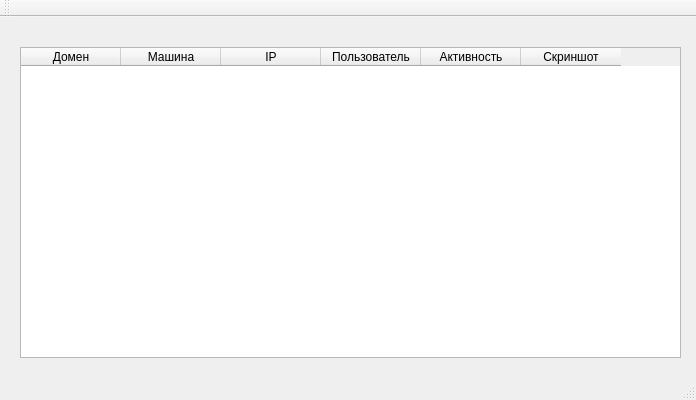
Old version of the form Server/QtWidgetsApplication.ui in the repository semens901/BigEye2.
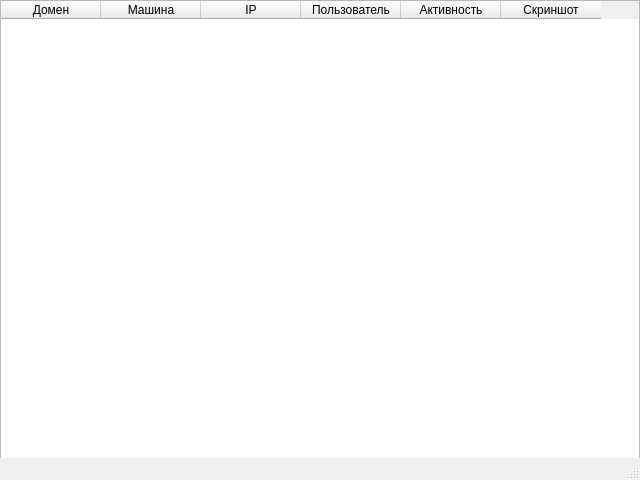
New version of the form.

```diff
--- a/Server/QtWidgetsApplication.ui
+++ b/Server/QtWidgetsApplication.ui
@@ -6,10 +6,28 @@
    <rect>
     <x>0</x>
     <y>0</y>
-    <width>696</width>
-    <height>400</height>
+    <width>640</width>
+    <height>480</height>
    </rect>
   </property>
+  <property name="sizePolicy">
+   <sizepolicy hsizetype="Fixed" vsizetype="Fixed">
+    <horstretch>0</horstretch>
+    <verstretch>0</verstretch>
+   </sizepolicy>
+  </property>
+  <property name="minimumSize">
+   <size>
+    <width>640</width>
+    <height>480</height>
+   </size>
+  </property>
+  <property name="maximumSize">
+   <size>
+    <width>640</width>
+    <height>480</height>
+   </size>
+  </property>
   <property name="windowTitle">
    <string>QtWidgetsApplication</string>
   </property>
@@ -17,12 +35,18 @@
    <widget class="QTableWidget" name="tableWidget">
     <property name="geometry">
      <rect>
-      <x>20</x>
-      <y>30</y>
-      <width>661</width>
-      <height>311</height>
+      <x>0</x>
+      <y>0</y>
+      <width>640</width>
+      <height>480</height>
      </rect>
     </property>
+    <property name="sizePolicy">
+     <sizepolicy hsizetype="Fixed" vsizetype="Fixed">
+      <horstretch>0</horstretch>
+      <verstretch>0</verstretch>
+     </sizepolicy>
+    </property>
     <column>
      <property name="text">
       <string>Домен</string>
@@ -55,24 +79,6 @@
     </column>
    </widget>
   </widget>
-  <widget class="QToolBar" name="mainToolBar">
-   <attribute name="toolBarArea">
-    <enum>TopToolBarArea</enum>
-   </attribute>
-   <attribute name="toolBarBreak">
-    <bool>false</bool>
-   </attribute>
-  </widget>
-  <widget class="QMenuBar" name="menuBar">
-   <property name="geometry">
-    <rect>
-     <x>0</x>
-     <y>0</y>
-     <width>696</width>
-     <height>22</height>
-    </rect>
-   </property>
-  </widget>
   <widget class="QStatusBar" name="statusBar"/>
  </widget>
  <layoutdefault spacing="6" margin="11"/>
```
